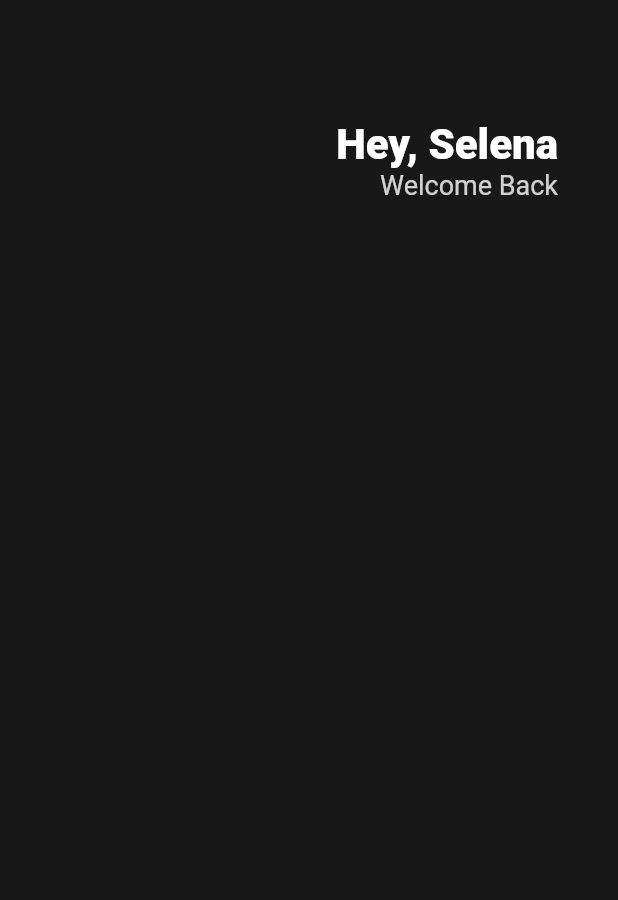
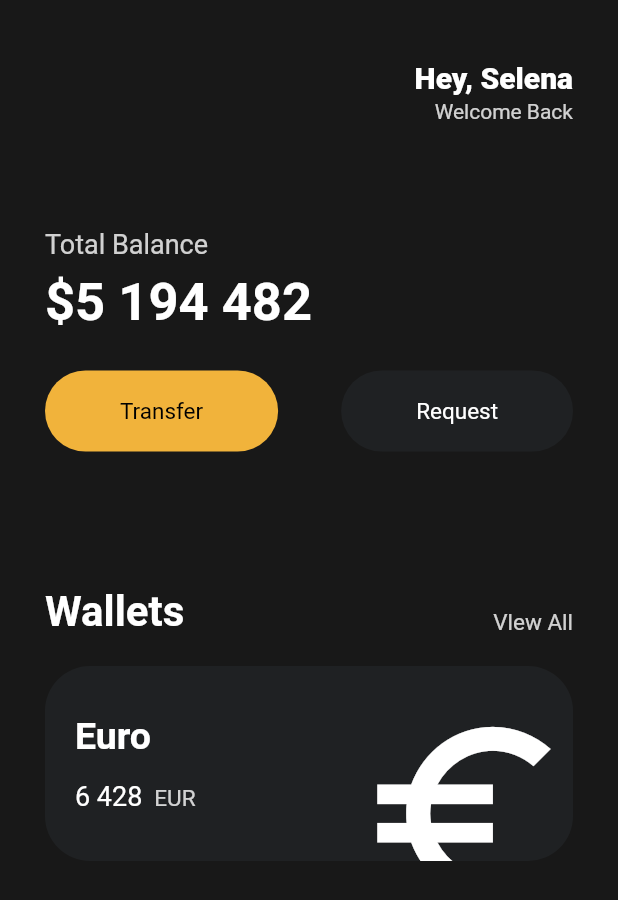
Before and after one commit to kajj8808/flutter-study, a Flutter app: the screen it shows after launch, on a phone screen of 412 x 824 dp. Shown: the top 900 px of the screen. Run offline on Flutter 3.47's test engine with Material 2 defaults, Android fonts, the phone set to English and light mode, and no system bars.

Commit message:
UI 연습코드 커밋

```diff
--- a/lib/main.dart
+++ b/lib/main.dart
@@ -1,4 +1,5 @@
 import 'package:flutter/material.dart';
+import 'package:toonflix/widgets/button.dart';
 
 class Player {
   String name;
@@ -7,20 +8,28 @@ class Player {
 
 void main() {
   var anon = Player(name: "Anon");
-  runApp(App());
+  runApp(const App());
 }
 
 class App extends StatelessWidget {
+  const App({super.key});
+
   @override
   Widget build(BuildContext context) {
     return MaterialApp(
       home: Scaffold(
-          backgroundColor: Color(0xFF181818), // #181818
+          backgroundColor: const Color(
+            0xFF181818,
+          ), // #181818
           body: Padding(
-            padding: EdgeInsets.symmetric(horizontal: 40),
-            child: Column(children: [
-              SizedBox(
-                height: 80,
+            padding: const EdgeInsets.symmetric(
+              horizontal: 30,
+            ),
+            child: Column(
+              crossAxisAlignment: CrossAxisAlignment.start,
+              children: [
+                const SizedBox(
+                  height: 40,
                 ),
                 Row(
                   mainAxisAlignment:
@@ -29,23 +38,164 @@ class App extends StatelessWidget {
                     Column(
                       crossAxisAlignment: CrossAxisAlignment.end,
                       children: [
-                      Text(
+                        const Text(
                           "Hey, Selena",
                           style: TextStyle(
                             color: Colors.white,
-                            fontSize: 28,
-                            fontWeight: FontWeight.w800),
+                            fontSize: 20,
+                            fontWeight: FontWeight.w800,
+                          ),
+                        ),
+                        const SizedBox(
+                          height: 3,
                         ),
                         Text(
                           "Welcome Back",
                           style: TextStyle(
-                            color: Colors.white.withOpacity(0.8), fontSize: 18),
+                              color: Colors.white.withOpacity(0.8),
+                              fontSize: 14),
                         )
                       ],
                     ),
                   ],
                 ),
-            ]),
+                const SizedBox(
+                  height: 70,
+                ),
+                Text(
+                  "Total Balance",
+                  style: TextStyle(
+                    fontSize: 18,
+                    color: Colors.white.withOpacity(0.8),
+                  ),
+                ),
+                const SizedBox(
+                  height: 8,
+                ),
+                const Text(
+                  "\$5 194 482",
+                  style: TextStyle(
+                    fontSize: 35,
+                    fontWeight: FontWeight.w600,
+                    color: Colors.white,
+                  ),
+                ),
+                const SizedBox(
+                  height: 25,
+                ),
+                const Row(
+                  mainAxisAlignment: MainAxisAlignment.spaceBetween,
+                  children: [
+                    Button(
+                      text: "Transfer",
+                      bgColor: Color(0xFFF1B33B),
+                      textColor: Colors.black,
+                    ),
+                    Button(
+                      text: "Request",
+                      bgColor: Color(0xFF1F2123),
+                      textColor: Colors.white,
+                    ),
+                  ],
+                ),
+                const SizedBox(
+                  height: 90,
+                ),
+                Row(
+                  mainAxisAlignment: MainAxisAlignment.spaceBetween,
+                  crossAxisAlignment: CrossAxisAlignment.end,
+                  children: [
+                    const Text(
+                      "Wallets",
+                      style: TextStyle(
+                        color: Colors.white,
+                        fontSize: 28,
+                        fontWeight: FontWeight.w600,
+                      ),
+                    ),
+                    Text(
+                      "Vlew All",
+                      style: TextStyle(
+                        color: Colors.white.withOpacity(0.8),
+                        fontSize: 15,
+                      ),
+                    ),
+                  ],
+                ),
+                const SizedBox(
+                  height: 20,
+                ),
+                Container(
+                  clipBehavior:
+                      Clip.hardEdge, // 어떤 item이 overflow 됫을때 어떻게 동작하는지 알려주는것.
+                  decoration: BoxDecoration(
+                      color: const Color(0xFF1F2123),
+                      borderRadius: BorderRadius.circular(30)),
+                  child: Padding(
+                    padding: const EdgeInsets.symmetric(
+                        vertical: 30, horizontal: 20),
+                    child: Row(
+                      mainAxisAlignment: MainAxisAlignment.spaceBetween,
+                      children: [
+                        Column(
+                          crossAxisAlignment: CrossAxisAlignment.start,
+                          children: [
+                            const Text(
+                              "Euro",
+                              style: TextStyle(
+                                color: Colors.white,
+                                fontSize: 25,
+                                fontWeight: FontWeight.w600,
+                              ),
+                            ),
+                            const SizedBox(
+                              height: 15,
+                            ),
+                            Row(
+                              children: [
+                                Row(
+                                  crossAxisAlignment: CrossAxisAlignment.end,
+                                  children: [
+                                    const Text(
+                                      "6 428",
+                                      style: TextStyle(
+                                        color: Colors.white,
+                                        fontSize: 18,
+                                      ),
+                                    ),
+                                    const SizedBox(
+                                      width: 8,
+                                    ),
+                                    Text(
+                                      "EUR",
+                                      style: TextStyle(
+                                        color: Colors.white.withOpacity(0.8),
+                                        fontSize: 15,
+                                      ),
+                                    ),
+                                  ],
+                                ),
+                              ],
+                            ),
+                          ],
+                        ),
+                        Transform.scale(
+                          scale: 2.2,
+                          child: Transform.translate(
+                            offset: const Offset(-8, 15), // x y 만큼 움직이는거
+                            child: const Icon(
+                              Icons.euro_symbol,
+                              color: Colors.white,
+                              size: 70,
+                            ),
+                          ),
+                        ),
+                      ],
+                    ),
+                  ),
+                ),
+              ],
+            ),
           )),
     );
   }
--- /dev/null
+++ b/lib/widgets/button.dart
@@ -0,0 +1,37 @@
+import 'package:flutter/material.dart';
+
+class Button extends StatelessWidget {
+  final String text;
+  final Color bgColor;
+  final Color textColor;
+
+  const Button({
+    super.key,
+    required this.text,
+    required this.bgColor,
+    required this.textColor,
+  });
+
+  @override
+  Widget build(BuildContext context) {
+    return Container(
+      decoration: BoxDecoration(
+        color: bgColor,
+        borderRadius: BorderRadius.circular(30),
+      ),
+      child: Padding(
+        padding: const EdgeInsets.symmetric(
+          vertical: 18, // padding top
+          horizontal: 50, // padding left right
+        ),
+        child: Text(
+          text,
+          style: TextStyle(
+            fontSize: 15,
+            color: textColor,
+          ),
+        ),
+      ),
+    );
+  }
+}
```
Also changed, not shown: 1 other file. Lines whose indentation alone changed are shown as unchanged.
